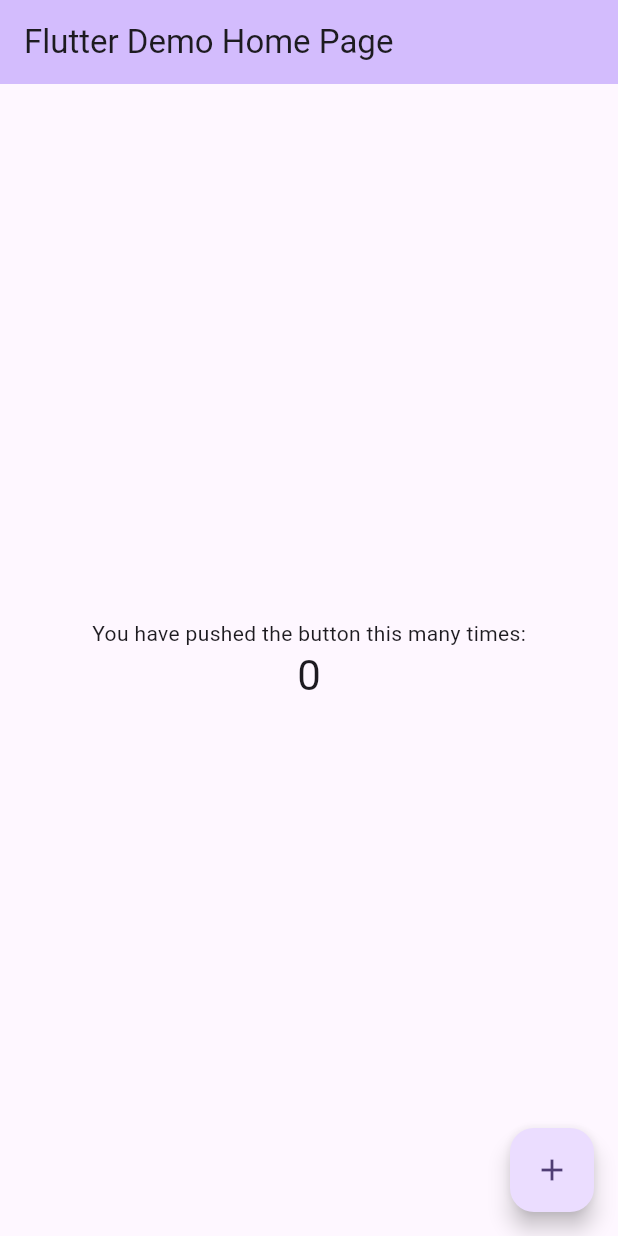
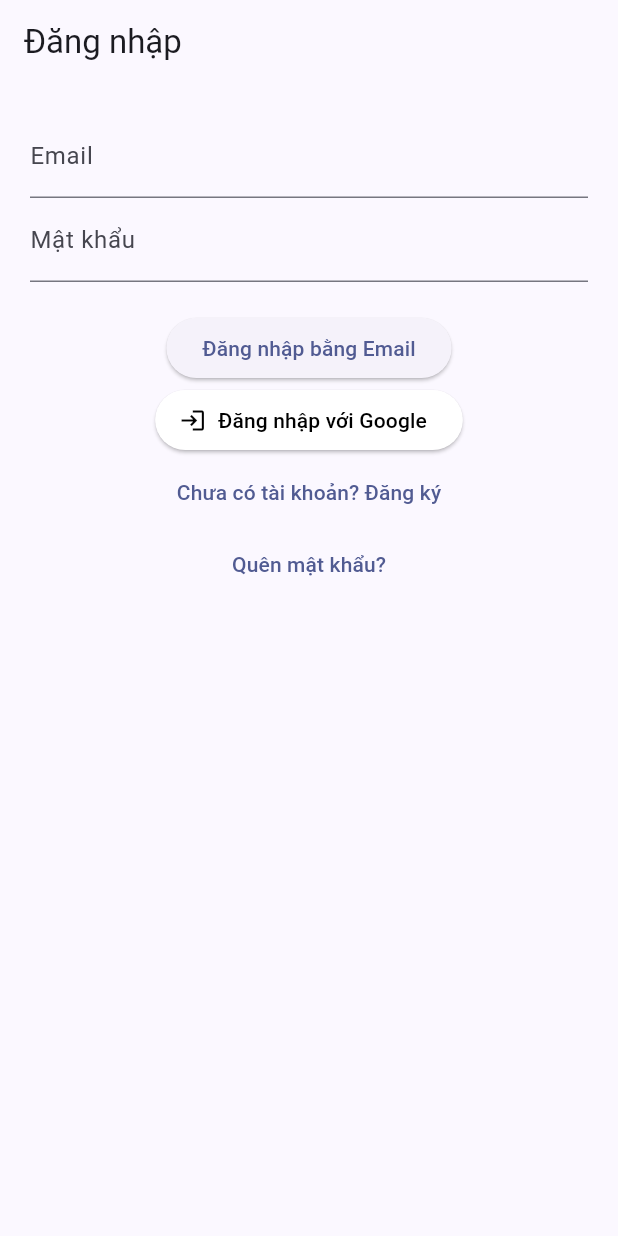
Before and after one commit to NagiEight/mess-friends, a Flutter app: the screen it shows after launch, on a phone screen of 412 x 824 dp. Run offline on Flutter 3.47's test engine with Material 3 defaults, Android fonts, the light colour scheme and no system bars; our stand-ins replace firebase_auth, firebase_core, google_sign_in; accounts and stored records are empty.

Commit message:
create firebase, register; update login, main

```diff
--- a/lib/main.dart
+++ b/lib/main.dart
@@ -1,122 +1,54 @@
+import 'package:firebase_auth/firebase_auth.dart';
 import 'package:flutter/material.dart';
+import 'package:firebase_core/firebase_core.dart';
+import 'package:mess_friends/pages/forgot_password.dart';
+import 'package:mess_friends/pages/home.dart';
+import 'package:mess_friends/pages/register.dart';
+import 'firebase_options.dart';
+import 'pages/login.dart';
 
-void main() {
-  runApp(const MyApp());
+void main() async {
+  WidgetsFlutterBinding.ensureInitialized();
+  await Firebase.initializeApp();
+  runApp(MyApp());
 }
 
-class MyApp extends StatelessWidget {
+class MyApp extends StatelessWidget{
   const MyApp({super.key});
 
-  // This widget is the root of your application.
   @override
   Widget build(BuildContext context) {
+    // TODO: implement build
     return MaterialApp(
-      title: 'Flutter Demo',
-      theme: ThemeData(
-        // This is the theme of your application.
-        //
-        // TRY THIS: Try running your application with "flutter run". You'll see
-        // the application has a purple toolbar. Then, without quitting the app,
-        // try changing the seedColor in the colorScheme below to Colors.green
-        // and then invoke "hot reload" (save your changes or press the "hot
-        // reload" button in a Flutter-supported IDE, or press "r" if you used
-        // the command line to start the app).
-        //
-        // Notice that the counter didn't reset back to zero; the application
-        // state is not lost during the reload. To reset the state, use hot
-        // restart instead.
-        //
-        // This works for code too, not just values: Most code changes can be
-        // tested with just a hot reload.
-        colorScheme: ColorScheme.fromSeed(seedColor: Colors.deepPurple),
-      ),
-      home: const MyHomePage(title: 'Flutter Demo Home Page'),
+      title: 'MessFriends',
+      theme: ThemeData(useMaterial3: true, colorSchemeSeed: Colors.indigo),
+      home: const AuthWrapper(),
+      routes: {
+        '/login': (context) => const LoginScreen(),
+        '/register': (context) => const RegisterScreen(),
+        '/forgot-password': (context) => const ForgotPasswordScreen(),
+        '/home': (context) => const HomeScreen(),
+      },
     );
   }
 }
 
-class MyHomePage extends StatefulWidget {
-  const MyHomePage({super.key, required this.title});
-
-  // This widget is the home page of your application. It is stateful, meaning
-  // that it has a State object (defined below) that contains fields that affect
-  // how it looks.
-
-  // This class is the configuration for the state. It holds the values (in this
-  // case the title) provided by the parent (in this case the App widget) and
-  // used by the build method of the State. Fields in a Widget subclass are
-  // always marked "final".
-
-  final String title;
-
-  @override
-  State<MyHomePage> createState() => _MyHomePageState();
-}
-
-class _MyHomePageState extends State<MyHomePage> {
-  int _counter = 0;
-
-  void _incrementCounter() {
-    setState(() {
-      // This call to setState tells the Flutter framework that something has
-      // changed in this State, which causes it to rerun the build method below
-      // so that the display can reflect the updated values. If we changed
-      // _counter without calling setState(), then the build method would not be
-      // called again, and so nothing would appear to happen.
-      _counter++;
-    });
-  }
+class AuthWrapper extends StatelessWidget {
+  const AuthWrapper({super.key});
 
   @override
   Widget build(BuildContext context) {
-    // This method is rerun every time setState is called, for instance as done
-    // by the _incrementCounter method above.
-    //
-    // The Flutter framework has been optimized to make rerunning build methods
-    // fast, so that you can just rebuild anything that needs updating rather
-    // than having to individually change instances of widgets.
-    return Scaffold(
-      appBar: AppBar(
-        // TRY THIS: Try changing the color here to a specific color (to
-        // Colors.amber, perhaps?) and trigger a hot reload to see the AppBar
-        // change color while the other colors stay the same.
-        backgroundColor: Theme.of(context).colorScheme.inversePrimary,
-        // Here we take the value from the MyHomePage object that was created by
-        // the App.build method, and use it to set our appbar title.
-        title: Text(widget.title),
-      ),
-      body: Center(
-        // Center is a layout widget. It takes a single child and positions it
-        // in the middle of the parent.
-        child: Column(
-          // Column is also a layout widget. It takes a list of children and
-          // arranges them vertically. By default, it sizes itself to fit its
-          // children horizontally, and tries to be as tall as its parent.
-          //
-          // Column has various properties to control how it sizes itself and
-          // how it positions its children. Here we use mainAxisAlignment to
-          // center the children vertically; the main axis here is the vertical
-          // axis because Columns are vertical (the cross axis would be
-          // horizontal).
-          //
-          // TRY THIS: Invoke "debug painting" (choose the "Toggle Debug Paint"
-          // action in the IDE, or press "p" in the console), to see the
-          // wireframe for each widget.
-          mainAxisAlignment: MainAxisAlignment.center,
-          children: <Widget>[
-            const Text('You have pushed the button this many times:'),
-            Text(
-              '$_counter',
-              style: Theme.of(context).textTheme.headlineMedium,
-            ),
-          ],
-        ),
-      ),
-      floatingActionButton: FloatingActionButton(
-        onPressed: _incrementCounter,
-        tooltip: 'Increment',
-        child: const Icon(Icons.add),
-      ), // This trailing comma makes auto-formatting nicer for build methods.
+    return StreamBuilder<User?>(
+      stream: FirebaseAuth.instance.authStateChanges(),
+      builder: (context, snapshot) {
+        if (snapshot.connectionState == ConnectionState.waiting) {
+          return const Scaffold(body: Center(child: CircularProgressIndicator()));
+        } else if (snapshot.hasData) {
+          return const HomeScreen();
+        } else {
+          return const LoginScreen();
+        }
+      },
     );
   }
 }
--- a/lib/pages/login.dart
+++ b/lib/pages/login.dart
@@ -0,0 +1,168 @@
+import 'dart:async';
+import 'package:flutter/material.dart';
+import 'package:firebase_auth/firebase_auth.dart';
+import 'package:google_sign_in/google_sign_in.dart';
+
+/// ⚠️  BẮT BUỘC: dán Web client ID (OAuth 2.0) lấy trong Firebase Console
+const String kServerClientId = '1030937736205-0cqdgdiojaqkggibddsd264vf28oqkmn.apps.googleusercontent.com';
+
+class LoginScreen extends StatefulWidget {
+  const LoginScreen({super.key});
+
+  @override
+  State<LoginScreen> createState() => _LoginScreenState();
+}
+
+class _LoginScreenState extends State<LoginScreen> {
+  final emailCtl = TextEditingController();
+  final passCtl  = TextEditingController();
+  bool isLoading = false;
+  bool _didManualPress = false;     // biến cờ
+
+  // Singleton phiên bản >=7.0
+  final GoogleSignIn _googleSignIn = GoogleSignIn.instance;
+  StreamSubscription<GoogleSignInAuthenticationEvent>? _authSub;
+
+  @override
+  void initState() {
+    super.initState();
+    _initGoogleSignIn();
+  }
+
+  Future<void> _initGoogleSignIn() async {
+    await _googleSignIn.initialize(serverClientId: kServerClientId);
+    _authSub = _googleSignIn.authenticationEvents
+        .listen(_onGoogleAuthEvent, onError: _onGoogleAuthError);
+
+    // Chỉ thử auto-login ở lần đầu khi chưa có user & chưa bấm nút
+    if (FirebaseAuth.instance.currentUser == null && !_didManualPress) {
+      _googleSignIn.attemptLightweightAuthentication();
+    }
+  }
+
+  /// Xử lý event Google Sign-In thành công
+  Future<void> _onGoogleAuthEvent(GoogleSignInAuthenticationEvent event) async {
+    if (event is GoogleSignInAuthenticationEventSignIn) {
+      final account = event.user;
+      try {
+        final auth = await account.authentication;        // GoogleSignInAuthentication
+        final credential = GoogleAuthProvider.credential(
+          idToken: auth.idToken,                          // v7.x chỉ cần idToken
+        );
+        await FirebaseAuth.instance.signInWithCredential(credential);
+      } catch (e) {
+        _showError('Đăng nhập Google thất bại: $e');
+      }
+    }
+  }
+
+  void _onGoogleAuthError(Object error) {
+    if (error is GoogleSignInException &&
+        error.code == GoogleSignInExceptionCode.canceled) {
+      // Người dùng tự hủy – im lặng bỏ qua
+      return;
+    }
+    _showError('Google Sign-In lỗi: $error');
+  }
+
+  // Đăng nhập Email/Password
+  Future<void> _loginWithEmail() async {
+    final email = emailCtl.text.trim();
+    final pass  = passCtl.text.trim();
+    if (email.isEmpty || pass.isEmpty) {
+      _showError('Vui lòng nhập email và mật khẩu');
+      return;
+    }
+
+    setState(() => isLoading = true);
+    try {
+      await FirebaseAuth.instance.signInWithEmailAndPassword(
+        email: email,
+        password: pass,
+      );
+    } catch (e) {
+      _showError('Đăng nhập thất bại: $e');
+    } finally {
+      setState(() => isLoading = false);
+    }
+  }
+
+  // Khi user bấm nút "Đăng nhập với Google"
+  Future<void> _loginWithGoogle() async {
+    _didManualPress = true;               // chặn auto-login lặp lại
+    if (!mounted) return;
+    setState(() => isLoading = true);
+    try {
+      await _googleSignIn.authenticate();
+    } catch (e) {
+      _onGoogleAuthError(e);
+    } finally {
+      if (mounted) setState(() => isLoading = false); // 3. kiểm tra mounted
+    }
+  }
+
+// 3. ----- CHECK mounted bất cứ khi nào setState trong async -----
+  void _showError(String msg) {
+    if (!mounted) return;
+    ScaffoldMessenger.of(context).showSnackBar(SnackBar(content: Text(msg)));
+  }
+
+  @override
+  void dispose() {
+    emailCtl.dispose();
+    passCtl.dispose();
+    _authSub?.cancel();
+    super.dispose();
+  }
+
+  // ---------------- UI ----------------
+  @override
+  Widget build(BuildContext context) {
+    return Scaffold(
+      appBar: AppBar(title: const Text('Đăng nhập')),
+      body: Padding(
+        padding: const EdgeInsets.all(20),
+        child: Column(
+          children: [
+            TextFormField(
+              controller: emailCtl,
+              decoration: const InputDecoration(labelText: 'Email'),
+              keyboardType: TextInputType.emailAddress,
+            ),
+            TextFormField(
+              controller: passCtl,
+              decoration: const InputDecoration(labelText: 'Mật khẩu'),
+              obscureText: true,
+            ),
+            const SizedBox(height: 20),
+            if (isLoading)
+              const CircularProgressIndicator()
+            else ...[
+              ElevatedButton(
+                onPressed: _loginWithEmail,
+                child: const Text('Đăng nhập bằng Email'),
+              ),
+              ElevatedButton.icon(
+                icon: const Icon(Icons.login),
+                label: const Text('Đăng nhập với Google'),
+                style: ElevatedButton.styleFrom(
+                  backgroundColor: Colors.white,
+                  foregroundColor: Colors.black,
+                ),
+                onPressed: _loginWithGoogle,
+              ),
+              TextButton(
+                onPressed: () => Navigator.pushNamed(context, '/register'),
+                child: const Text('Chưa có tài khoản? Đăng ký'),
+              ),
+              TextButton(
+                onPressed: () => Navigator.pushNamed(context, '/forgot-password'),
+                child: const Text('Quên mật khẩu?'),
+              ),
+            ],
+          ],
+        ),
+      ),
+    );
+  }
+}
```
Also changed, not shown: lib/pages/forgot_password.dart (added, +41 -0 lines), lib/pages/home.dart (added, +31 -0 lines), lib/pages/register.dart (added, +47 -0 lines), pubspec.yaml (+4 -69 lines), firebase.json (added), lib/firebase_options.dart (added), 4 other files.
